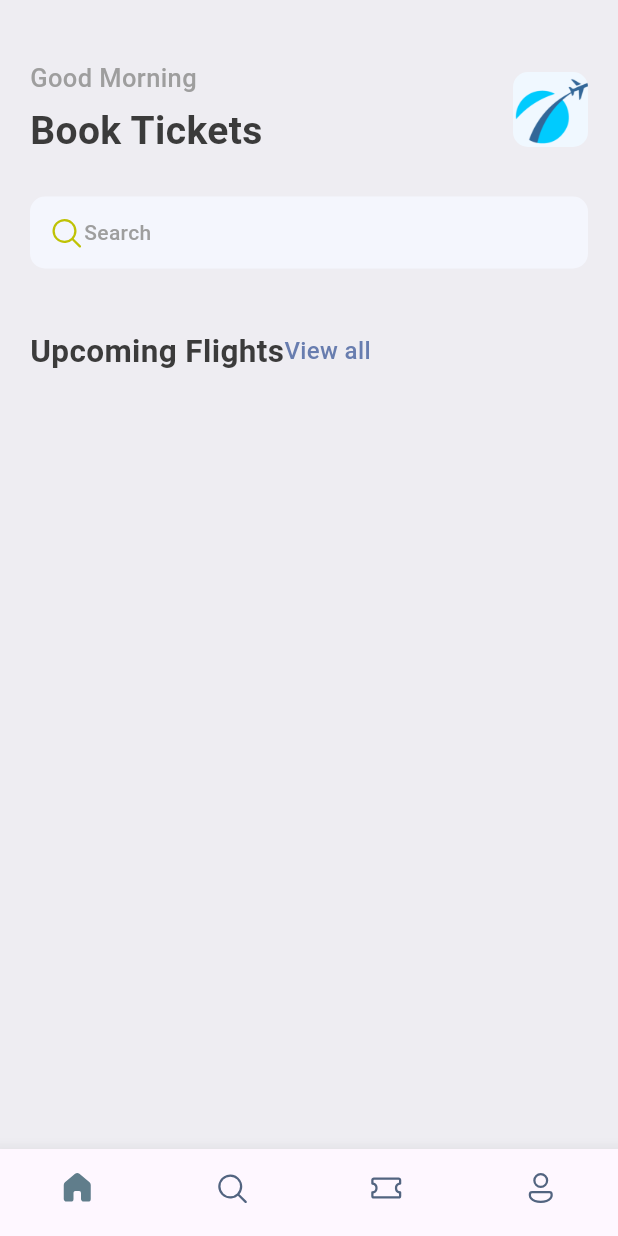
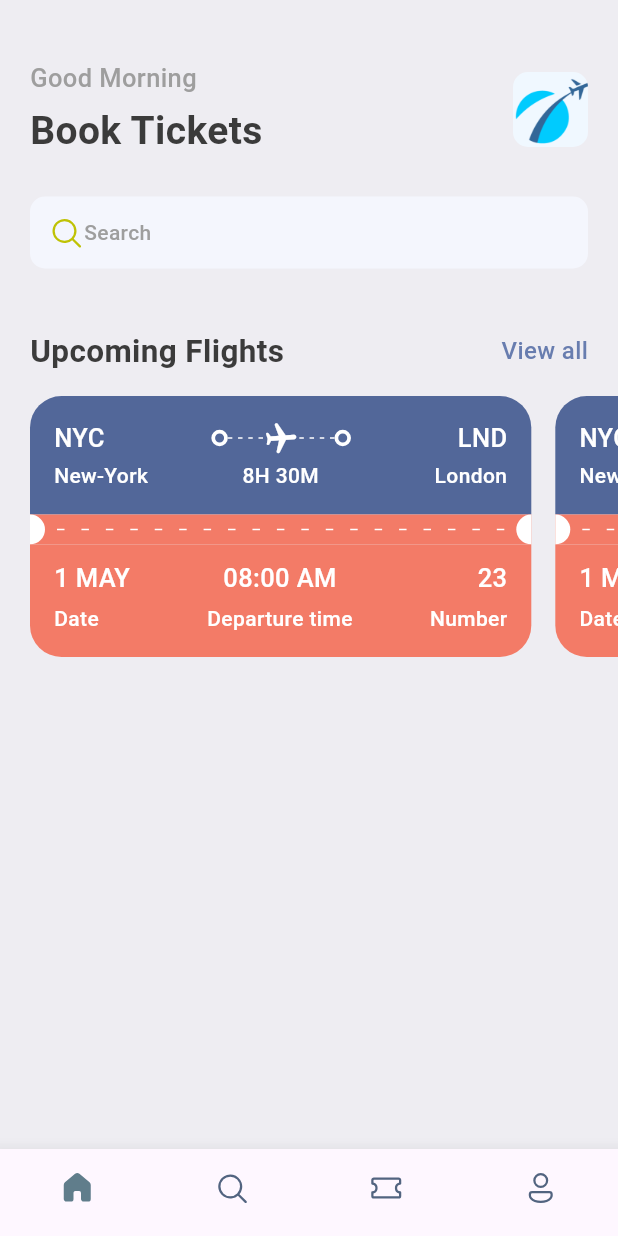
Before and after one commit to berinackr/Ticket_Booking_App, a Flutter app: the screen it shows after launch, on a phone screen of 412 x 824 dp. Run offline on Flutter 3.47's test engine with Material 3 defaults, Android fonts, the phone set to English and light mode, and no system bars; our stand-ins replace fluentui_icons, gap.

Commit message:
completed ticket_view

```diff
--- a/lib/screens/home_screen.dart
+++ b/lib/screens/home_screen.dart
@@ -1,6 +1,7 @@
 import 'package:fluentui_icons/fluentui_icons.dart';
 import 'package:flutter/material.dart';
 import 'package:gap/gap.dart';
+import 'package:ticket_booking_app/screens/ticket_view.dart';
 //import 'package:gap/gap.dart';
 import 'package:ticket_booking_app/utils/app_styles.dart';
 
@@ -68,6 +69,7 @@ class HomeScreen extends StatelessWidget {
                 ),
                 const Gap(40),
                 Row(
+                  mainAxisAlignment: MainAxisAlignment.spaceBetween,
                   children: [
                     Text("Upcoming Flights", style: Styles.headLineStyle2,),
                     // InkWell ile View all yazisi tiklanabilir hale geldi
@@ -81,7 +83,20 @@ class HomeScreen extends StatelessWidget {
                 )
               ],
             ),
+          ),
+          const Gap(15),
+          SingleChildScrollView(
+            scrollDirection: Axis.horizontal,
+            padding: const EdgeInsets.only(left: 20),
+            child: Row(
+              children: [
+                TicketView(),
+                TicketView(),
+              ],
+            ),
           )
+
+
         ],
       ),
     );
--- /dev/null
+++ b/lib/screens/ticket_view.dart
@@ -0,0 +1,205 @@
+import 'package:flutter/material.dart';
+import 'package:flutter/rendering.dart';
+import 'package:gap/gap.dart';
+import 'package:ticket_booking_app/utils/app_layout.dart';
+import 'package:ticket_booking_app/utils/app_styles.dart';
+import 'package:ticket_booking_app/widgets/thick_container.dart';
+
+class TicketView extends StatelessWidget {
+  const TicketView({super.key});
+
+  @override
+  Widget build(BuildContext context) {
+    final size = AppLayout.getSize(context); // 1.40.51 dk
+    return SizedBox(
+      width: size.width*0.85,
+      height: 200,
+      child: Container(
+        margin: const EdgeInsets.only(right: 16),
+        child: Column(
+          children: [
+            /*
+            This container is showing the blue part of the card/ticket
+            */
+            Container(
+              decoration: const BoxDecoration(
+                color: Color(0xFF526799),
+                borderRadius: BorderRadius.only(topLeft: Radius.circular(21), topRight: Radius.circular(21))
+              ),
+
+              padding: const EdgeInsets.all(16),
+              child: Column(
+                children: [
+                  Row(
+                    children: [
+                      Text("NYC", style: Styles.headLineStyle3.copyWith(color: Colors.white),),
+                      Expanded(child: Container()), // bunun yerine bu kullanılabilir const Spacer(),
+                      ThickContainer(),
+                      Expanded(child: Stack(
+                        children: [
+                        SizedBox(
+                        height: 24,
+                        child: LayoutBuilder(
+                          builder:(BuildContext context, BoxConstraints constraints){
+                            print("The width is ${constraints.constrainWidth()}");
+                            return Flex(
+                              direction: Axis.horizontal,
+                              mainAxisAlignment: MainAxisAlignment.spaceBetween,
+                              mainAxisSize: MainAxisSize.max,
+                              children: List.generate((constraints.constrainWidth()/6).floor(), (index) => const SizedBox(
+                                width: 3,
+                                height: 1,
+                                child: DecoratedBox(decoration: BoxDecoration( color: Colors.white),),
+                              )),
+                            );
+                          },
+
+                        ),
+                        ),
+
+                        // transform ile uçak ikonunu rotate yaptık.
+                        Center(child: Transform.rotate(angle: 1.5, child: Icon(Icons.local_airport_rounded, color: Colors.white,),),)
+                        ],
+                      )),
+
+                      ThickContainer(),
+                      Expanded(child: Container()),
+                      Text("LND", style: Styles.headLineStyle3.copyWith(color: Colors.white),),
+                    ],
+                  ),
+                  const Gap(3),
+                  Row(
+                    mainAxisAlignment: MainAxisAlignment.spaceBetween,
+                    children: [
+                      SizedBox(
+                        width: 100, child: Text('New-York', style: Styles.headLineStyle4.copyWith(color: Colors.white),),
+                      ),
+                      Text("8H 30M", style: Styles.headLineStyle4.copyWith(color: Colors.white), ),
+                      SizedBox(
+                        width: 100, child: Text('London', textAlign: TextAlign.end, style: Styles.headLineStyle4.copyWith(color: Colors.white),),
+                      ),
+                    ],
+                  ),
+                ],
+              ),
+            ),
+            /*
+            This container is showing the orange part of the card/ticket
+            */
+            Container(
+              color: Styles.orangeColor, //const Color(0xFFF37B67),
+              child: Row(
+                children: [
+                  const SizedBox(
+                    height: 20,
+                    width: 10,
+                    child: DecoratedBox(
+                      decoration: BoxDecoration(
+                        color: Colors.white,
+                        borderRadius: BorderRadius.only(
+                          topRight: Radius.circular(10),
+                          bottomRight: Radius.circular(10),
+                        )
+                      ),
+                    ),
+                  ),
+                  Expanded(
+                  child: Padding(
+                    padding: const EdgeInsets.all(8.0),
+                    child: LayoutBuilder(
+                      builder: (BuildContext context, BoxConstraints constraints){
+                        return Flex(
+                          direction: Axis.horizontal,
+                          mainAxisAlignment: MainAxisAlignment.spaceBetween,
+                          mainAxisSize: MainAxisSize.max,
+                          children: List.generate((constraints.constrainWidth()/15).floor(), (index) => const SizedBox(
+                            width: 5, height: 1,
+                            child: DecoratedBox(
+                              decoration: BoxDecoration(
+                                color: Colors.white
+                              ),
+                            ),
+                          )),
+                        );
+                      } ,
+                    )
+                 ,
+
+                  ),
+                  ),
+                  const SizedBox(
+                    height: 20,
+                    width: 10,
+                    child: DecoratedBox(
+                      decoration: BoxDecoration(
+                        color: Colors.white,
+                        borderRadius: BorderRadius.only(
+                          topLeft: Radius.circular(10),
+                          bottomLeft: Radius.circular(10),
+                        )
+                      ),
+                    ),
+                  )
+
+                ],
+              ),
+            ),
+            /*
+            This container is showing the bottom orange part of the card/ticket
+            */
+            Container(
+              decoration: BoxDecoration(
+                color: Styles.orangeColor,
+                borderRadius: BorderRadius.only(bottomLeft: Radius.circular(21), bottomRight: Radius.circular(21))
+              ),
+              padding: const EdgeInsets.only(left: 16, top: 10, right: 16, bottom: 16),
+              child: Column(
+                children: [
+                  Row(
+                    mainAxisAlignment: MainAxisAlignment.spaceBetween,
+                    children: [
+                      Column(
+                        crossAxisAlignment: CrossAxisAlignment.start,
+                        children: [
+                          Text("1 MAY",
+                          style: Styles.headLineStyle3.copyWith(color: Colors.white),),
+                          const Gap(5),
+                          Text("Date",
+                          style: Styles.headLineStyle4.copyWith(color: Colors.white),),
+
+                        ],
+                      ),
+                      Column(
+                        crossAxisAlignment: CrossAxisAlignment.center,
+                        children: [
+                          Text("08:00 AM",
+                          style: Styles.headLineStyle3.copyWith(color: Colors.white),),
+                          const Gap(5),
+                          Text("Departure time",
+                          style: Styles.headLineStyle4.copyWith(color: Colors.white),),
+
+                        ],
+                      ),
+                      Column(
+                        crossAxisAlignment: CrossAxisAlignment.end,
+                        children: [
+                          Text("23",
+                          style: Styles.headLineStyle3.copyWith(color: Colors.white),),
+                          const Gap(5),
+                          Text("Number",
+                          style: Styles.headLineStyle4.copyWith(color: Colors.white),),
+
+                        ],
+                      ),
+                    ],
+                  )
+                ],
+              ),
+            )
+
+          ],
+        ),
+      ),
+    );
+  }
+}
--- /dev/null
+++ b/lib/utils/app_layout.dart
@@ -0,0 +1,7 @@
+import 'package:flutter/material.dart';
+
+class AppLayout {
+  static getSize(BuildContext context){
+    return MediaQuery.of(context).size;
+  }
+}
--- a/lib/utils/app_styles.dart
+++ b/lib/utils/app_styles.dart
@@ -6,7 +6,7 @@ class Styles {
   static Color primaryColor = primary;
   static Color textColor = const Color(0xFF3b3b3b);
   static Color bgColor = const Color(0xFFeeedf2);
-  static Color orangeColor = const Color(0xFF526799);
+  static Color orangeColor = const Color(0xFFF37B67);
   static TextStyle textStyle = TextStyle(fontSize: 16, color: textColor, fontWeight:  FontWeight.w500);
   static TextStyle headLineStyle1 = TextStyle(fontSize: 26, color: textColor, fontWeight:  FontWeight.bold);
   static TextStyle headLineStyle2 = TextStyle(fontSize: 21, color: textColor, fontWeight:  FontWeight.bold);
--- /dev/null
+++ b/lib/widgets/thick_container.dart
@@ -0,0 +1,17 @@
+import 'package:flutter/material.dart';
+import 'package:flutter/cupertino.dart';
+class ThickContainer extends StatelessWidget {
+  const ThickContainer({super.key});
+
+  @override
+  Widget build(BuildContext context) {
+    return Container(
+      padding:  const EdgeInsets.all(3.0),
+      decoration: BoxDecoration(
+        borderRadius: BorderRadius.circular(20),
+        border: Border.all(width: 2.5, color: Colors.white)
+      ),
+
+    );
+  }
+}
```
